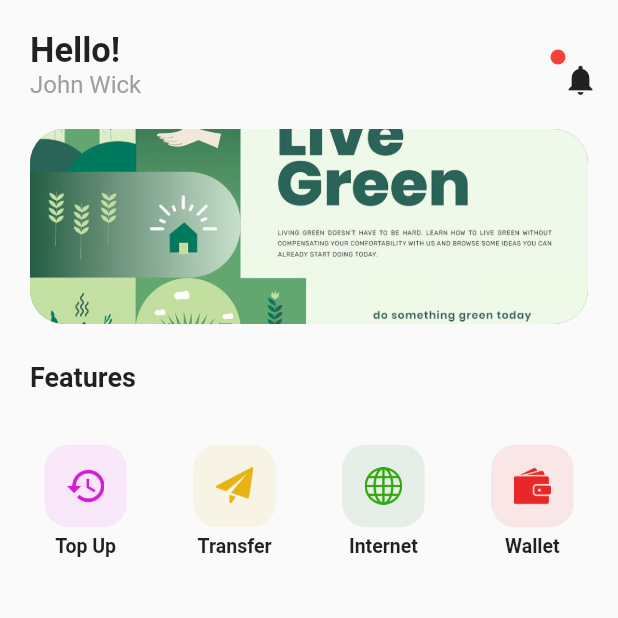
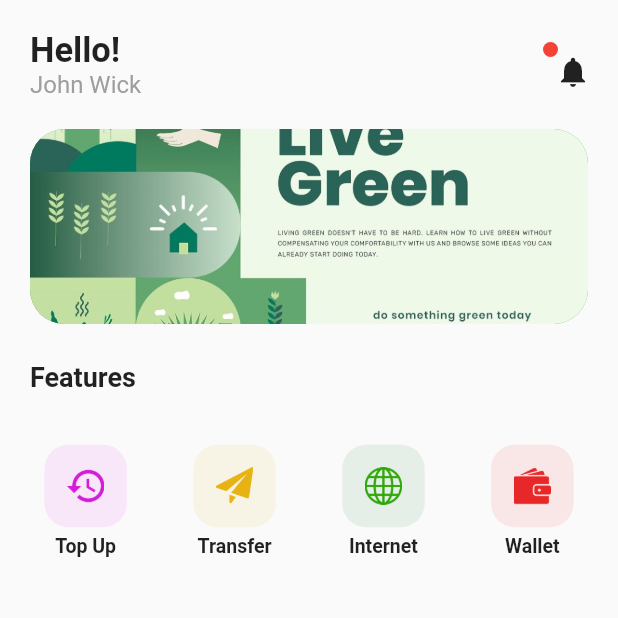
Before and after one commit to Codesait/wallify, a Flutter app: the HomeScreen screen opened directly, on a phone screen of 412 x 824 dp, the top half of it. Run offline on Flutter 3.47's test engine with Material 2 defaults, Android fonts, the phone set to English and light mode, and no system bars; our stand-ins replace cached_network_image, country_code_picker, pinput; missing offline and left inert: numeric_keyboard; network calls fail.

Commit message:
modified home notification icon

```diff
--- a/lib/customs/custom_widgets.dart
+++ b/lib/customs/custom_widgets.dart
@@ -43,17 +43,14 @@ Widget customAppBar(BuildContext context){
         ),
 
         Container(
-          padding: const EdgeInsets.all(5),
           height: 30,
           width: 30,
           child: Stack(
             fit: StackFit.loose,
               children:[
-                Expanded(
-                  child: CircleAvatar(
-                    radius: 5,
-                    backgroundColor: Colors.red,
-                  ),
+                CircleAvatar(
+                  radius: 5,
+                  backgroundColor: Colors.red,
                 ),
                 IconButton(
                     icon: Icon(Icons.notifications),
```
